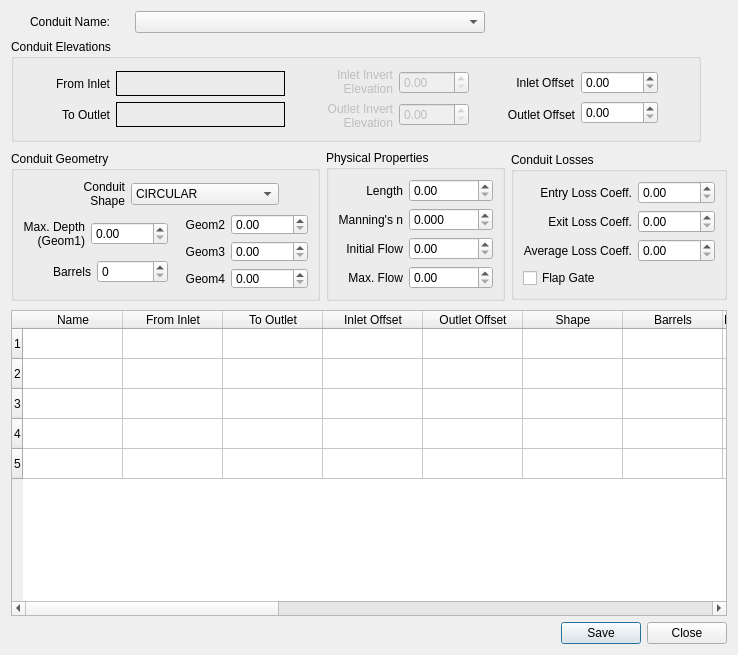
Above: flo2d/ui/conduits.ui from FLO-2DSoftware/qgis-flo-2d-plugin before the change. Below: the same form after it.
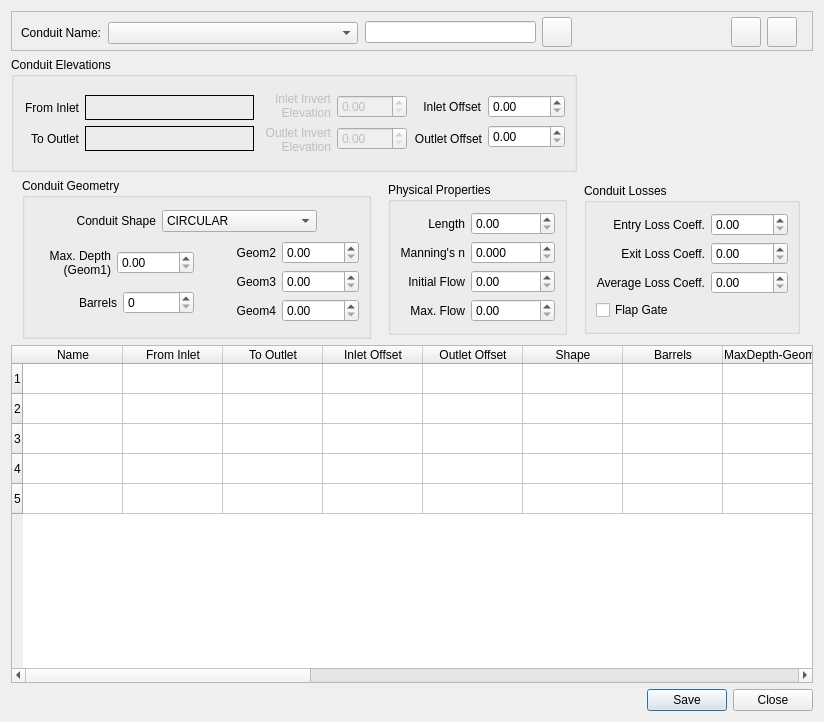
That is the form after the change. Icons and pictures are not drawn.

Commit message: SD conduits: find, zoom-in, zoom-out selected conduit

Diff of the .ui file:
```diff
--- a/flo2d/ui/conduits.ui
+++ b/flo2d/ui/conduits.ui
@@ -6,24 +6,212 @@
    <rect>
     <x>0</x>
     <y>0</y>
-    <width>706</width>
-    <height>655</height>
+    <width>824</width>
+    <height>722</height>
    </rect>
   </property>
+  <property name="sizePolicy">
+   <sizepolicy hsizetype="Preferred" vsizetype="Preferred">
+    <horstretch>0</horstretch>
+    <verstretch>0</verstretch>
+   </sizepolicy>
+  </property>
   <property name="windowTitle">
    <string>Conduits (as defined in 'Storm Drain Conduits' User Layer)</string>
   </property>
-  <layout class="QGridLayout" name="gridLayout_21">
-   <item row="0" column="0" colspan="2">
     <layout class="QGridLayout" name="gridLayout_20">
+   <item row="0" column="0" colspan="2">
+    <widget class="QFrame" name="frame">
+     <property name="sizePolicy">
+      <sizepolicy hsizetype="Preferred" vsizetype="Fixed">
+       <horstretch>0</horstretch>
+       <verstretch>0</verstretch>
+      </sizepolicy>
+     </property>
+     <property name="maximumSize">
+      <size>
+       <width>16777215</width>
+       <height>40</height>
+      </size>
+     </property>
+     <property name="frameShape">
+      <enum>QFrame::StyledPanel</enum>
+     </property>
+     <property name="frameShadow">
+      <enum>QFrame::Plain</enum>
+     </property>
+     <widget class="QWidget" name="">
+      <property name="geometry">
+       <rect>
+        <x>720</x>
+        <y>6</y>
+        <width>69</width>
+        <height>32</height>
+       </rect>
+      </property>
+      <layout class="QGridLayout" name="gridLayout_21">
      <property name="sizeConstraint">
       <enum>QLayout::SetFixedSize</enum>
      </property>
      <item row="0" column="0">
+        <widget class="QPushButton" name="zoom_in_conduit_btn">
+         <property name="sizePolicy">
+          <sizepolicy hsizetype="Fixed" vsizetype="Fixed">
+           <horstretch>0</horstretch>
+           <verstretch>0</verstretch>
+          </sizepolicy>
+         </property>
+         <property name="minimumSize">
+          <size>
+           <width>30</width>
+           <height>30</height>
+          </size>
+         </property>
+         <property name="maximumSize">
+          <size>
+           <width>30</width>
+           <height>30</height>
+          </size>
+         </property>
+         <property name="focusPolicy">
+          <enum>Qt::NoFocus</enum>
+         </property>
+         <property name="toolTip">
+          <string>Zoom In</string>
+         </property>
+         <property name="toolTipDuration">
+          <number>2</number>
+         </property>
+         <property name="text">
+          <string/>
+         </property>
+         <property name="icon">
+          <iconset>
+           <normaloff>../img/zoom_in.svg</normaloff>../img/zoom_in.svg</iconset>
+         </property>
+        </widget>
+       </item>
+       <item row="0" column="1">
+        <widget class="QPushButton" name="zoom_out_conduit_btn">
+         <property name="sizePolicy">
+          <sizepolicy hsizetype="Fixed" vsizetype="Fixed">
+           <horstretch>0</horstretch>
+           <verstretch>0</verstretch>
+          </sizepolicy>
+         </property>
+         <property name="minimumSize">
+          <size>
+           <width>30</width>
+           <height>30</height>
+          </size>
+         </property>
+         <property name="maximumSize">
+          <size>
+           <width>30</width>
+           <height>30</height>
+          </size>
+         </property>
+         <property name="focusPolicy">
+          <enum>Qt::NoFocus</enum>
+         </property>
+         <property name="toolTip">
+          <string>Zoom Out</string>
+         </property>
+         <property name="toolTipDuration">
+          <number>2</number>
+         </property>
+         <property name="text">
+          <string/>
+         </property>
+         <property name="icon">
+          <iconset>
+           <normaloff>../img/zoom_out.svg</normaloff>../img/zoom_out.svg</iconset>
+         </property>
+        </widget>
+       </item>
+      </layout>
+     </widget>
+     <widget class="QWidget" name="">
+      <property name="geometry">
+       <rect>
+        <x>354</x>
+        <y>6</y>
+        <width>210</width>
+        <height>32</height>
+       </rect>
+      </property>
+      <layout class="QGridLayout" name="gridLayout_31">
+       <property name="sizeConstraint">
+        <enum>QLayout::SetFixedSize</enum>
+       </property>
+       <item row="0" column="0">
+        <widget class="QLineEdit" name="conduit_to_find_le">
+         <property name="sizePolicy">
+          <sizepolicy hsizetype="Fixed" vsizetype="Fixed">
+           <horstretch>0</horstretch>
+           <verstretch>0</verstretch>
+          </sizepolicy>
+         </property>
+         <property name="minimumSize">
+          <size>
+           <width>171</width>
+           <height>22</height>
+          </size>
+         </property>
+         <property name="maximumSize">
+          <size>
+           <width>171</width>
+           <height>22</height>
+          </size>
+         </property>
+         <property name="clearButtonEnabled">
+          <bool>true</bool>
+         </property>
+        </widget>
+       </item>
+       <item row="0" column="1">
+        <widget class="QPushButton" name="find_conduit_btn">
+         <property name="sizePolicy">
+          <sizepolicy hsizetype="Fixed" vsizetype="Fixed">
+           <horstretch>0</horstretch>
+           <verstretch>0</verstretch>
+          </sizepolicy>
+         </property>
+         <property name="minimumSize">
+          <size>
+           <width>30</width>
+           <height>30</height>
+          </size>
+         </property>
+         <property name="maximumSize">
+          <size>
+           <width>30</width>
+           <height>30</height>
+          </size>
+         </property>
+         <property name="text">
+          <string/>
+         </property>
+         <property name="icon">
+          <iconset>
+           <normaloff>../img/eye-svgrepo-com.svg</normaloff>../img/eye-svgrepo-com.svg</iconset>
+         </property>
+        </widget>
+       </item>
+      </layout>
+     </widget>
       <widget class="QLabel" name="label">
        <property name="enabled">
         <bool>true</bool>
        </property>
+      <property name="geometry">
+       <rect>
+        <x>5</x>
+        <y>14</y>
+        <width>85</width>
+        <height>16</height>
+       </rect>
+      </property>
        <property name="sizePolicy">
         <sizepolicy hsizetype="Fixed" vsizetype="Fixed">
          <horstretch>0</horstretch>
@@ -37,9 +225,15 @@
         <set>Qt::AlignRight|Qt::AlignTrailing|Qt::AlignVCenter</set>
        </property>
       </widget>
-     </item>
-     <item row="0" column="1">
       <widget class="QComboBox" name="conduit_name_cbo">
+      <property name="geometry">
+       <rect>
+        <x>97</x>
+        <y>11</y>
+        <width>250</width>
+        <height>22</height>
+       </rect>
+      </property>
        <property name="sizePolicy">
         <sizepolicy hsizetype="Fixed" vsizetype="Fixed">
          <horstretch>0</horstretch>
@@ -48,18 +242,23 @@
        </property>
        <property name="minimumSize">
         <size>
-         <width>350</width>
+        <width>250</width>
          <height>0</height>
         </size>
        </property>
+      <property name="maximumSize">
+       <size>
+        <width>250</width>
+        <height>16777215</height>
+       </size>
+      </property>
        <property name="editable">
         <bool>false</bool>
        </property>
       </widget>
-     </item>
-    </layout>
-   </item>
-   <item row="1" column="0" colspan="3">
+    </widget>
+   </item>
+   <item row="1" column="0" colspan="2">
     <widget class="QGroupBox" name="conduit_elev_grp">
      <property name="sizePolicy">
       <sizepolicy hsizetype="Fixed" vsizetype="Fixed">
@@ -69,13 +268,22 @@
      </property>
      <property name="minimumSize">
       <size>
-       <width>690</width>
-       <height>0</height>
+       <width>0</width>
+       <height>115</height>
+      </size>
+     </property>
+     <property name="maximumSize">
+      <size>
+       <width>16777215</width>
+       <height>115</height>
       </size>
      </property>
      <property name="title">
       <string>Conduit Elevations</string>
      </property>
+     <property name="flat">
+      <bool>false</bool>
+     </property>
      <layout class="QGridLayout" name="gridLayout_7">
       <item row="0" column="0">
        <layout class="QGridLayout" name="gridLayout_4">
@@ -435,7 +643,12 @@
      </layout>
     </widget>
    </item>
-   <item row="2" column="0">
+   <item row="2" column="0" colspan="2">
+    <layout class="QHBoxLayout" name="horizontalLayout">
+     <property name="sizeConstraint">
+      <enum>QLayout::SetFixedSize</enum>
+     </property>
+     <item>
     <widget class="QGroupBox" name="conduit_geometry_grp">
      <property name="sizePolicy">
       <sizepolicy hsizetype="Fixed" vsizetype="Fixed">
@@ -446,12 +659,21 @@
      <property name="minimumSize">
       <size>
        <width>309</width>
-       <height>135</height>
+         <height>161</height>
+        </size>
+       </property>
+       <property name="maximumSize">
+        <size>
+         <width>16777215</width>
+         <height>161</height>
       </size>
      </property>
      <property name="title">
       <string>Conduit Geometry</string>
      </property>
+       <property name="flat">
+        <bool>false</bool>
+       </property>
      <layout class="QGridLayout" name="gridLayout_30">
       <item row="0" column="0">
        <spacer name="horizontalSpacer">
@@ -818,7 +1040,7 @@
      </layout>
     </widget>
    </item>
-   <item row="2" column="1">
+     <item>
     <widget class="QGroupBox" name="groupBox">
      <property name="sizePolicy">
       <sizepolicy hsizetype="Fixed" vsizetype="Fixed">
@@ -826,6 +1048,18 @@
        <verstretch>0</verstretch>
       </sizepolicy>
      </property>
+       <property name="minimumSize">
+        <size>
+         <width>0</width>
+         <height>153</height>
+        </size>
+       </property>
+       <property name="maximumSize">
+        <size>
+         <width>16777215</width>
+         <height>153</height>
+        </size>
+       </property>
      <property name="title">
       <string>Physical Properties</string>
      </property>
@@ -916,7 +1150,7 @@
      </layout>
     </widget>
    </item>
-   <item row="2" column="2">
+     <item>
     <widget class="QGroupBox" name="conduit_losses">
      <property name="sizePolicy">
       <sizepolicy hsizetype="Fixed" vsizetype="Fixed">
@@ -924,6 +1158,18 @@
        <verstretch>0</verstretch>
       </sizepolicy>
      </property>
+       <property name="minimumSize">
+        <size>
+         <width>0</width>
+         <height>151</height>
+        </size>
+       </property>
+       <property name="maximumSize">
+        <size>
+         <width>16777215</width>
+         <height>151</height>
+        </size>
+       </property>
      <property name="title">
       <string>Conduit Losses</string>
      </property>
@@ -1013,8 +1259,45 @@
      </layout>
     </widget>
    </item>
-   <item row="3" column="0" colspan="3">
+    </layout>
+   </item>
+   <item row="4" column="0">
+    <spacer name="horizontalSpacer_4">
+     <property name="orientation">
+      <enum>Qt::Horizontal</enum>
+     </property>
+     <property name="sizeHint" stdset="0">
+      <size>
+       <width>599</width>
+       <height>20</height>
+      </size>
+     </property>
+    </spacer>
+   </item>
+   <item row="4" column="1">
+    <widget class="QDialogButtonBox" name="conduits_buttonBox">
+     <property name="sizePolicy">
+      <sizepolicy hsizetype="Fixed" vsizetype="Fixed">
+       <horstretch>0</horstretch>
+       <verstretch>0</verstretch>
+      </sizepolicy>
+     </property>
+     <property name="orientation">
+      <enum>Qt::Horizontal</enum>
+     </property>
+     <property name="standardButtons">
+      <set>QDialogButtonBox::Close|QDialogButtonBox::Save</set>
+     </property>
+    </widget>
+   </item>
+   <item row="3" column="0" colspan="2">
     <widget class="QTableWidget" name="conduits_tblw">
+     <property name="sizePolicy">
+      <sizepolicy hsizetype="Preferred" vsizetype="Preferred">
+       <horstretch>0</horstretch>
+       <verstretch>0</verstretch>
+      </sizepolicy>
+     </property>
      <property name="selectionMode">
       <enum>QAbstractItemView::SingleSelection</enum>
      </property>
@@ -1171,16 +1454,6 @@
      </item>
     </widget>
    </item>
-   <item row="4" column="2">
-    <widget class="QDialogButtonBox" name="conduits_buttonBox">
-     <property name="orientation">
-      <enum>Qt::Horizontal</enum>
-     </property>
-     <property name="standardButtons">
-      <set>QDialogButtonBox::Close|QDialogButtonBox::Save</set>
-     </property>
-    </widget>
-   </item>
   </layout>
  </widget>
  <resources/>
```
Lines whose indentation alone changed are shown as unchanged. The commit also changes 2 other files.
